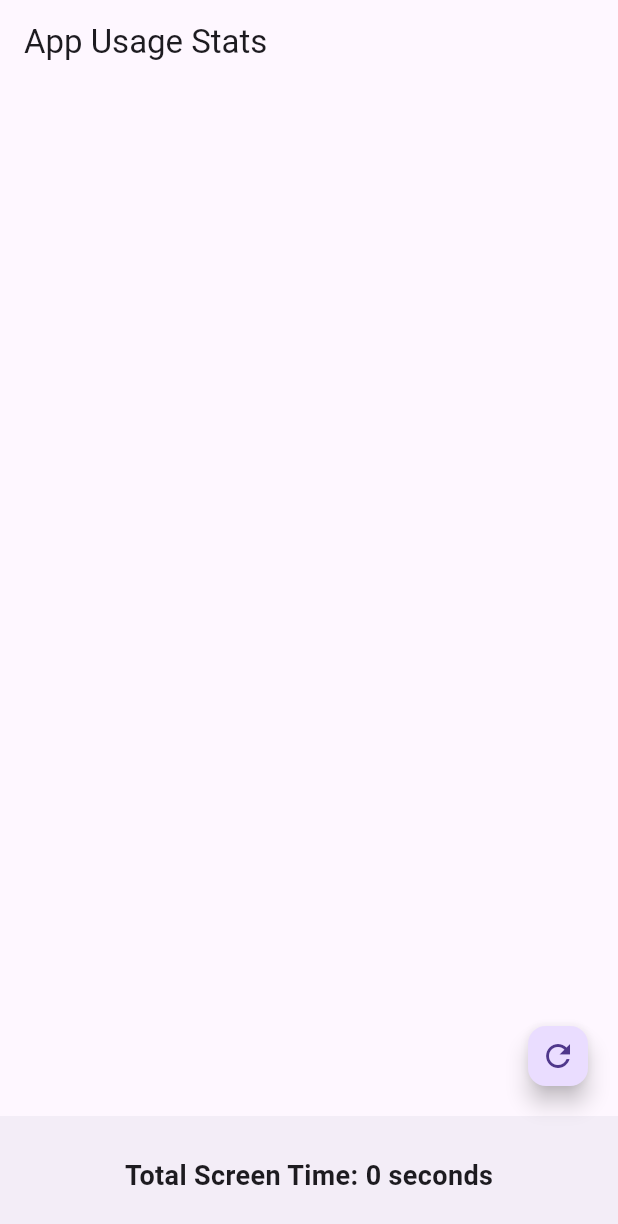
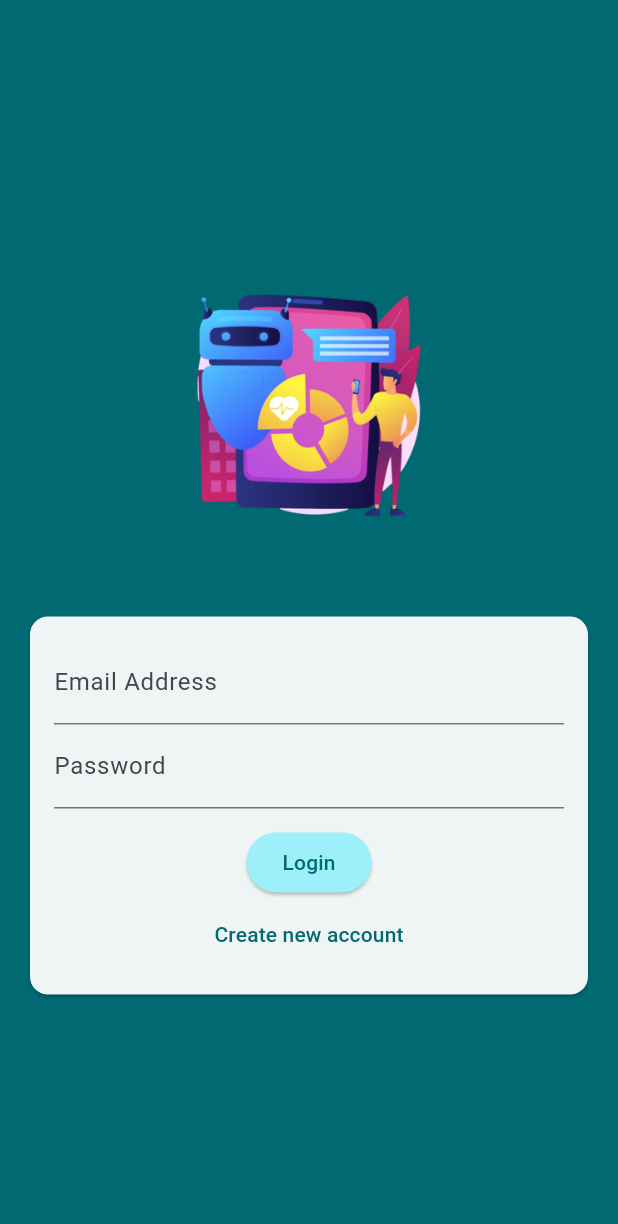
Before and after one commit to Prakhar29Sharma/Digital-Wellbeing, a Flutter app: the screen it shows after launch, on a phone screen of 412 x 824 dp. Shown: the top 1224 px of the screen. Run offline on Flutter 3.47's test engine with Material 3 defaults, Android fonts, the phone set to English and light mode, and no system bars; our stand-ins replace firebase_auth, firebase_core; accounts and stored records are empty.

Commit message:
user authentication

```diff
--- a/lib/main.dart
+++ b/lib/main.dart
@@ -1,146 +1,43 @@
-import 'dart:async';
-import 'package:flutter/foundation.dart';
 import 'package:flutter/material.dart';
-import 'package:usage_stats/usage_stats.dart';
-import 'package:timezone/data/latest.dart' as tzdata;
-import 'package:timezone/timezone.dart' as tz;
+import 'package:digital_wellbeing/screens/auth.dart';
+import 'package:firebase_core/firebase_core.dart';
+import 'firebase_options.dart';
+import 'package:firebase_auth/firebase_auth.dart';
+import 'screens/dashboard.dart';
 
 void main() async {
-  tzdata.initializeTimeZones();
+  WidgetsFlutterBinding.ensureInitialized();
+  await Firebase.initializeApp(
+    options: DefaultFirebaseOptions.currentPlatform,
+  );
   runApp(const MyApp());
 }
 
-class MyApp extends StatefulWidget {
+class MyApp extends StatelessWidget {
   const MyApp({Key? key}) : super(key: key);
-
-  @override
-  _MyAppState createState() => _MyAppState();
-}
-
-class _MyAppState extends State<MyApp> {
-  List<UsageInfo> appUsageStats = [];
-  int totalScreenTime = 0;
-
-  // Define a list of system app package names
-  List<String> systemApps = [
-    // system apps any if we want to exclude
-    "com.android.launcher",
-  ];
-
-  @override
-  void initState() {
-    super.initState();
-    WidgetsBinding.instance.addPostFrameCallback((_) {
-      initUsage();
-    });
-  }
-
-  Future<void> initUsage() async {
-    UsageStats.grantUsagePermission();
-
-    tz.TZDateTime now = tz.TZDateTime.now(tz.local);
-    tz.TZDateTime startDate =
-        tz.TZDateTime(tz.local, now.year, now.month, now.day);
-
-    DateTime startDateUtc = startDate.toUtc();
-    DateTime endDateUtc = now.toUtc();
-
-    Map<String, UsageInfo> maxUsageMap = {};
-
-    List<UsageInfo> usageStats =
-        await UsageStats.queryUsageStats(startDateUtc, endDateUtc);
-
-    for (var usageInfo in usageStats) {
-      String packageName = usageInfo.packageName!;
-      // Exclude system apps from calculation
-      if (!systemApps.contains(packageName)) {
-        if (!maxUsageMap.containsKey(packageName) ||
-            int.parse(usageInfo.totalTimeInForeground ?? '0') >
-                int.parse(
-                    maxUsageMap[packageName]?.totalTimeInForeground ?? '0')) {
-          maxUsageMap[packageName] = usageInfo;
-        }
-      }
-    }
-
-    List<UsageInfo> result = maxUsageMap.values.toList();
-
-    result.sort((a, b) => int.parse(b.totalTimeInForeground ?? '0')
-        .compareTo(int.parse(a.totalTimeInForeground ?? '0')));
-
-    int total = 0;
-    for (var usageInfo in result) {
-      total += int.parse(usageInfo.totalTimeInForeground ?? '0');
-    }
-
-    setState(() {
-      appUsageStats = result;
-      totalScreenTime = total;
-    });
-  }
-
-  String formatTime(int milliseconds) {
-    int seconds = (milliseconds / 1000).truncate();
-    int minutes = (seconds / 60).truncate();
-    int hours = (minutes / 60).truncate();
-
-    String formattedTime = '';
-    if (hours > 0) {
-      formattedTime += '$hours hours ';
-      minutes %= 60; // Correct minutes for hours
-    }
-    if (minutes > 0) {
-      formattedTime += '$minutes minutes ';
-    }
-    formattedTime += '${seconds % 60} seconds';
-
-    return formattedTime;
-  }
 
   @override
   Widget build(BuildContext context) {
     return MaterialApp(
-      home: Scaffold(
-        appBar: AppBar(
-          title: const Text("App Usage Stats"),
+      title: 'Digital Wellbeing',
+      theme: ThemeData().copyWith(
+        colorScheme: ColorScheme.fromSeed(
+            seedColor: const Color.fromARGB(255, 224, 247, 250),
         ),
-        body: ListView.builder(
-          itemCount: appUsageStats.length,
-          itemBuilder: (context, index) {
-            var title = appUsageStats[index].packageName;
-            var subtitle = formatTime(
-                int.parse(appUsageStats[index].totalTimeInForeground ?? '0'));
-            return ListTile(
-              title: Text(title ?? ""),
-              subtitle: Text("Total Time Used: $subtitle"),
+      ),
+      home: StreamBuilder(
+        stream: FirebaseAuth.instance.authStateChanges(),
+        builder: (ctx, userSnapshot) {
+          if (userSnapshot.connectionState == ConnectionState.waiting) {
+            return const Center(
+              child: CircularProgressIndicator(),
             );
-          },
-        ),
-        floatingActionButton: FloatingActionButton(
-          onPressed: () {
-            initUsage();
-            for (var usageInfo in appUsageStats) {
-              if (kDebugMode) {
-                print(
-                    "${usageInfo.packageName}: ${usageInfo.totalTimeInForeground}");
-              }
-            }
-          },
-          mini: true,
-          child: const Icon(Icons.refresh),
-        ),
-        bottomNavigationBar: BottomAppBar(
-          child: SizedBox(
-            height: 50.0,
-            child: Center(
-              child: Text(
-                "Total Screen Time: ${formatTime(totalScreenTime)}",
-                style: const TextStyle(
-                    fontSize: 18.0, fontWeight: FontWeight.bold),
-              ),
-            ),
-          ),
-        ),
+          }
+          if (userSnapshot.hasData) {
+            return const Dashboard();
+          }
+          return const AuthScreen();
+        },
       ),
     );
   }
--- /dev/null
+++ b/lib/screens/auth.dart
@@ -0,0 +1,147 @@
+import 'package:flutter/material.dart';
+import 'package:firebase_auth/firebase_auth.dart';
+
+final _firebase = FirebaseAuth.instance;
+
+class AuthScreen extends StatefulWidget {
+  const AuthScreen({super.key});
+
+  @override
+  State<AuthScreen> createState() {
+    return _AuthScreenState();
+  }
+}
+
+class _AuthScreenState extends State<AuthScreen> {
+  final _form = GlobalKey<FormState>();
+
+  var _isLogin = true;
+  var _enteredEmail = '';
+  var _enteredPassword = '';
+
+  void _submit() async {
+    final isValid = _form.currentState!.validate();
+    if (!isValid) {
+      return;
+    }
+    _form.currentState!.save();
+
+    if(_isLogin) {
+      // Log user in
+      try {
+        final userCredentials = await _firebase.signInWithEmailAndPassword(email: _enteredEmail, password: _enteredPassword);
+        // print(userCredentials);
+      } on FirebaseAuthException catch (error) {
+        var message = 'An error occurred, please check your credentials!';
+        if (error.message != null) {
+          message = error.message!;
+        }
+        ScaffoldMessenger.of(context).clearSnackBars();
+        ScaffoldMessenger.of(context).showSnackBar(
+            SnackBar(
+              content: Text(message),
+            )
+        );
+      }
+    } else {
+      // Sign user up
+      try {
+        final userCredentials = await _firebase.createUserWithEmailAndPassword(email: _enteredEmail, password: _enteredPassword);
+        // print(userCredentials);
+      } on FirebaseAuthException catch (error) {
+        var message = 'An error occurred, please check your credentials!';
+        if (error.message != null) {
+          message = error.message!;
+        }
+        ScaffoldMessenger.of(context).clearSnackBars();
+        ScaffoldMessenger.of(context).showSnackBar(
+            SnackBar(
+              content: Text(message),
+            )
+        );
+      }
+
+    }
+  }
+
+  @override
+  Widget build(BuildContext context) {
+    return Scaffold(
+      backgroundColor: Theme.of(context).colorScheme.primary,
+      body: Center(
+        child: SingleChildScrollView(
+          child: Column(
+              mainAxisAlignment: MainAxisAlignment.center,
+              children: [
+                Container(
+                  margin: const EdgeInsets.only(top: 30, bottom: 20, left: 20, right: 20),
+                  width: 200,
+                  child: Image.asset('assets/images/illustration.png'),
+                ),
+                Card(
+                  margin: const EdgeInsets.all(20),
+                  child: SingleChildScrollView(
+                    child: Padding(
+                      padding: const EdgeInsets.all(16),
+                      child: Form(
+                        key: _form,
+                        child: Column(
+                          mainAxisSize: MainAxisSize.min,
+                          children: [
+                            TextFormField(
+                              decoration: const InputDecoration(labelText: 'Email Address'),
+                              keyboardType: TextInputType.emailAddress,
+                              autocorrect: false,
+                              textCapitalization: TextCapitalization.none,
+                              validator: (value) {
+                                if (value == null || value.trim().isEmpty || !value.contains('@')) {
+                                  return 'Please enter a valid email address';
+                                }
+                                return null;
+                              },
+                              onSaved: (value) {
+                                _enteredEmail = value!;
+                              },
+                            ),
+                            TextFormField(
+                              decoration: const InputDecoration(labelText: 'Password'),
+                              obscureText: true,
+                              validator: (value) {
+                                if (value == null || value.trim().isEmpty || value.length < 6) {
+                                  return 'Password must be at least 6 characters long';
+                                }
+                                return null;
+                              },
+                              onSaved: (value) {
+                                _enteredPassword = value!;
+                              },
+                            ),
+                            const SizedBox(height: 12),
+                            ElevatedButton(
+                              onPressed: _submit,
+                              style: ElevatedButton.styleFrom(
+                                backgroundColor: Theme.of(context).colorScheme.primaryContainer,
+                              ),
+                              child: Text(_isLogin ? 'Login' : 'Signup'),
+                            ),
+                            TextButton(
+                              onPressed: () {
+                                setState(() {
+                                  _isLogin = !_isLogin;
+                                });
+                              },
+                              child: Text(_isLogin ? 'Create new account':'I already have an account'),
+                            ),
+                          ],
+                        ),
+                      ),
+                    ),
+                  ),
+                )
+              ]
+          ),
+        ),
+      ),
+    );
+  }
+}
```
Also changed, not shown: lib/service/format_time.dart (added, +17 -0 lines), pubspec.yaml (+5 -2 lines), assets/images/illustration.png (added), lib/firebase_options.dart (added), pubspec.lock, 4 other files.
